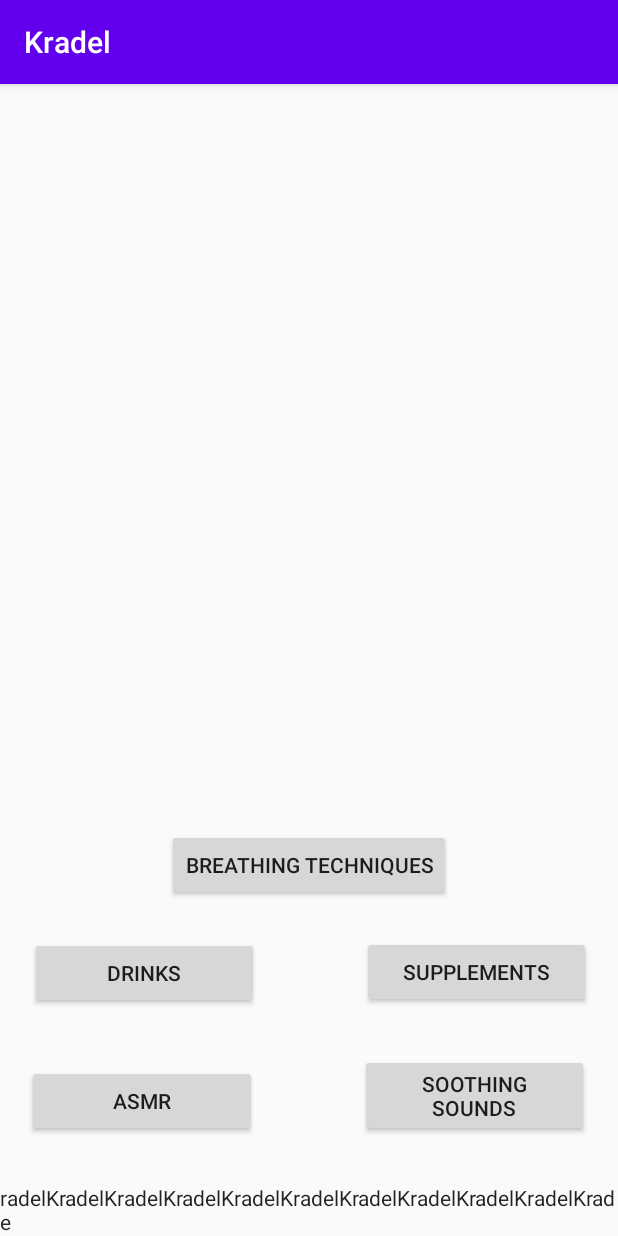
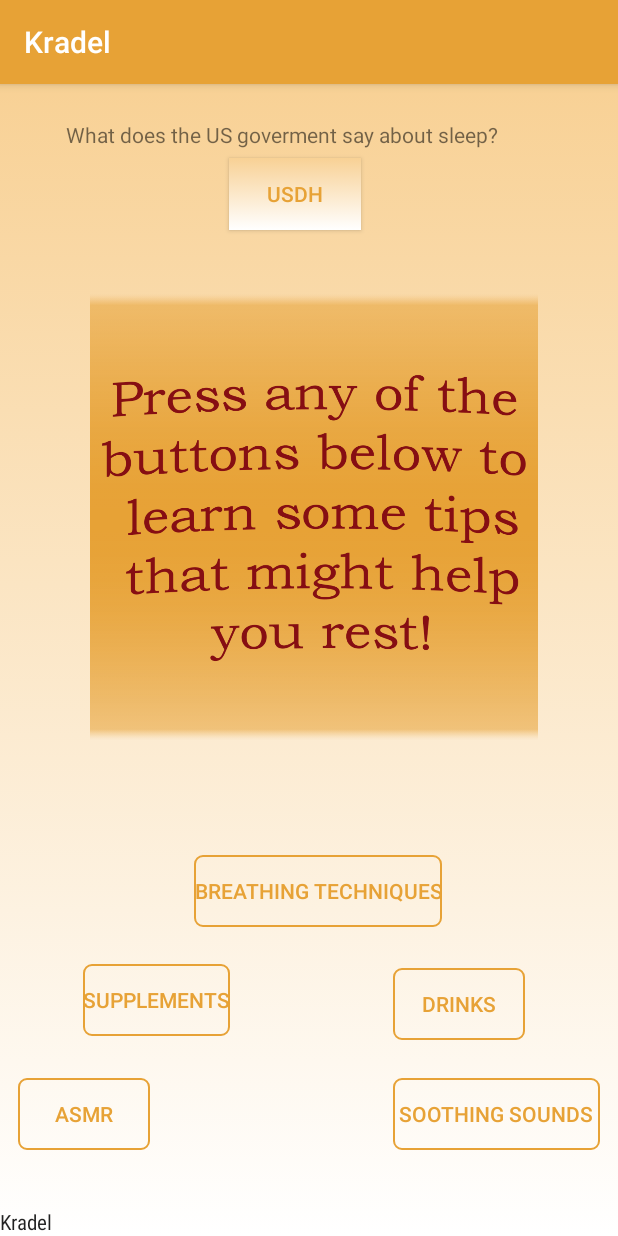
Before and after one commit to SeanLogsdon/Kradel, an Android app: the screen it shows after launch (MainActivity), on a phone screen of 412 x 824 dp. Run offline under Robolectric (Android 15) with nearby library versions, the phone set to English and light mode, and no system bars; 1 statement that could not run was skipped.

```diff
--- a/app/src/main/AndroidManifest.xml
+++ b/app/src/main/AndroidManifest.xml
@@ -12,8 +12,12 @@
         android:roundIcon="@mipmap/ic_launcher_round"
         android:supportsRtl="true"
         android:theme="@style/AppTheme">
-        <activity android:name=".MainActivity"></activity>
+        <activity android:name=".MainActivity" />
         <activity android:name=".menuASMR" />
+        <activity android:name=".menuBreath" />
+        <activity android:name=".menuDrink" />
+        <activity android:name=".menuSounds" />
+        <activity android:name=".menuSupplements" />
         <activity android:name=".ASMR" />
         <activity android:name=".LaunchScreen"
             android:theme="@style/Theme.AppCompat.NoActionBar">
--- /dev/null
+++ b/app/src/main/res/drawable/appback.xml
@@ -0,0 +1,21 @@
+<?xml version="1.0" encoding="utf-8"?>
+<selector xmlns:android="http://schemas.android.com/apk/res/android">
+
+    <item>
+
+        <shape>
+
+            <gradient
+                android:angle="90"
+                android:endColor="#FFF8D195"
+                android:startColor="#FFFFFF"/>
+
+
+        </shape>
+
+
+
+    </item>
+
+
+</selector>
--- /dev/null
+++ b/app/src/main/res/drawable/buttonback.xml
@@ -0,0 +1,7 @@
+<?xml version="1.0" encoding="utf-8"?>
+<shape xmlns:android="http://schemas.android.com/apk/res/android">
+
+    <stroke android:color="#e7a236" android:width="1dp"/>
+    <corners android:radius="5dp"/>
+
+</shape>
--- a/app/src/main/res/layout/activity_main.xml
+++ b/app/src/main/res/layout/activity_main.xml
@@ -4,7 +4,42 @@
     xmlns:tools="http://schemas.android.com/tools"
     android:layout_width="match_parent"
     android:layout_height="match_parent"
-    tools:context=".MainActivity">
+    tools:context=".MainActivity"
+    android:background="@drawable/appback">
+
+    <TextView
+        android:layout_width="wrap_content"
+        android:layout_height="wrap_content"
+        android:layout_alignParentTop="true"
+        android:layout_alignParentEnd="true"
+        android:layout_centerHorizontal="true"
+        android:layout_marginTop="24dp"
+        android:layout_marginEnd="80dp"
+        android:text="What does the US goverment say about sleep?" />
+
+    <Button
+        android:id="@+id/butUSDH"
+        android:layout_width="wrap_content"
+        android:layout_height="wrap_content"
+        android:layout_alignParentTop="true"
+        android:layout_alignParentEnd="true"
+        android:layout_centerHorizontal="true"
+        android:layout_marginTop="49dp"
+        android:layout_marginEnd="171dp"
+        android:background="@drawable/appback"
+        android:text="USDH"
+        android:textColor="#e7a236" />
+
+    <ImageView
+        android:layout_width="match_parent"
+        android:layout_height="297dp"
+        android:layout_alignParentStart="true"
+        android:layout_alignParentTop="true"
+        android:layout_alignParentEnd="true"
+        android:layout_marginStart="5dp"
+        android:layout_marginTop="140dp"
+        android:layout_marginEnd="-1dp"
+        android:src="@drawable/shleep" />
 
     <TextView
         android:layout_width="match_parent"
@@ -15,19 +50,21 @@
         android:layout_marginStart="0dp"
         android:layout_marginBottom="0dp"
         android:text="@string/botText"
-        android:textAppearance="@style/TextAppearance.AppCompat.Body1" />
+        android:textAppearance="@style/TextAppearance.AppCompat.Body1"
+        app:fontFamily="sans-serif-condensed" />
 
 
     <Button
         android:id="@+id/buttonASMR"
-        android:layout_width="153dp"
+        android:layout_width="wrap_content"
         android:layout_height="wrap_content"
         android:layout_alignParentStart="true"
         android:layout_alignParentBottom="true"
-        android:layout_centerHorizontal="true"
-        android:layout_marginStart="18dp"
-        android:layout_marginBottom="66dp"
-        android:text="ASMR" />
+        android:layout_marginStart="12dp"
+        android:layout_marginBottom="57dp"
+        android:background="@drawable/buttonback"
+        android:text="ASMR"
+        android:textColor="#e7a236" />
 
     <Button
         android:id="@+id/buttonBreath"
@@ -36,47 +73,49 @@
         android:layout_alignParentStart="true"
         android:layout_alignParentBottom="true"
         android:layout_centerHorizontal="true"
-        android:layout_marginStart="111dp"
-        android:layout_marginBottom="223dp"
-        android:text="Breathing Techniques" />
+        android:layout_marginStart="129dp"
+        android:layout_marginTop="81dp"
+        android:layout_marginBottom="206dp"
+        android:background="@drawable/buttonback"
+        android:text="Breathing Techniques"
+        android:textColor="#e7a236" />
 
     <Button
         android:id="@+id/buttonSoothing"
-        android:layout_width="wrap_content"
+        android:layout_width="138dp"
         android:layout_height="wrap_content"
-        android:layout_alignParentStart="true"
         android:layout_alignParentEnd="true"
         android:layout_alignParentBottom="true"
-        android:layout_centerInParent="true"
-        android:layout_marginStart="240dp"
-        android:layout_marginEnd="19dp"
-        android:layout_marginBottom="66dp"
-        android:text="Soothing Sounds" />
+        android:layout_marginEnd="12dp"
+        android:layout_marginBottom="57dp"
+        android:background="@drawable/buttonback"
+        android:text="Soothing Sounds"
+        android:textColor="#e7a236" />
 
     <Button
         android:id="@+id/buttonSupplements"
         android:layout_width="wrap_content"
         android:layout_height="wrap_content"
         android:layout_alignParentStart="true"
-        android:layout_alignParentEnd="true"
         android:layout_alignParentBottom="true"
-        android:layout_centerHorizontal="true"
-        android:layout_marginStart="241dp"
-        android:layout_marginEnd="18dp"
-        android:layout_marginBottom="152dp"
-        android:text="Supplements" />
+        android:layout_marginStart="55dp"
+        android:layout_marginEnd="55dp"
+        android:layout_marginBottom="133dp"
+        android:background="@drawable/buttonback"
+        android:text="Supplements"
+        android:textColor="#e7a236" />
 
     <Button
         android:id="@+id/buttonDrink"
         android:layout_width="wrap_content"
         android:layout_height="wrap_content"
-        android:layout_alignParentStart="true"
+        android:layout_alignBottom="@+id/buttonBreath"
         android:layout_alignParentEnd="true"
-        android:layout_alignParentBottom="true"
-        android:layout_centerHorizontal="true"
-        android:layout_marginStart="20dp"
-        android:layout_marginEnd="239dp"
-        android:layout_marginBottom="151dp"
-        android:text="Drinks" />
+        android:layout_marginEnd="62dp"
+        android:layout_marginBottom="-75dp"
+        android:background="@drawable/buttonback"
+        android:text="Drinks"
+        android:textColor="#e7a236" />
+
 
 </RelativeLayout>
--- /dev/null
+++ b/app/src/main/res/layout/activity_menu_breath.xml
@@ -0,0 +1,6 @@
+<?xml version="1.0" encoding="utf-8"?>
+<androidx.constraintlayout.widget.ConstraintLayout
+    xmlns:android="http://schemas.android.com/apk/res/android" android:layout_width="match_parent"
+    android:layout_height="match_parent">
+
+</androidx.constraintlayout.widget.ConstraintLayout>
--- /dev/null
+++ b/app/src/main/res/layout/activity_menu_drink.xml
@@ -0,0 +1,6 @@
+<?xml version="1.0" encoding="utf-8"?>
+<androidx.constraintlayout.widget.ConstraintLayout
+    xmlns:android="http://schemas.android.com/apk/res/android" android:layout_width="match_parent"
+    android:layout_height="match_parent">
+
+</androidx.constraintlayout.widget.ConstraintLayout>
--- /dev/null
+++ b/app/src/main/res/layout/activity_menu_sounds.xml
@@ -0,0 +1,6 @@
+<?xml version="1.0" encoding="utf-8"?>
+<androidx.constraintlayout.widget.ConstraintLayout
+    xmlns:android="http://schemas.android.com/apk/res/android" android:layout_width="match_parent"
+    android:layout_height="match_parent">
+
+</androidx.constraintlayout.widget.ConstraintLayout>
--- /dev/null
+++ b/app/src/main/res/layout/activity_menu_supplements.xml
@@ -0,0 +1,6 @@
+<?xml version="1.0" encoding="utf-8"?>
+<androidx.constraintlayout.widget.ConstraintLayout
+    xmlns:android="http://schemas.android.com/apk/res/android" android:layout_width="match_parent"
+    android:layout_height="match_parent">
+
+</androidx.constraintlayout.widget.ConstraintLayout>
--- a/app/src/main/res/values/colors.xml
+++ b/app/src/main/res/values/colors.xml
@@ -1,6 +1,6 @@
 <?xml version="1.0" encoding="utf-8"?>
 <resources>
-    <color name="colorPrimary">#6200EE</color>
-    <color name="colorPrimaryDark">#3700B3</color>
-    <color name="colorAccent">#03DAC5</color>
+    <color name="colorPrimary">#e7a236</color>
+    <color name="colorPrimaryDark">#FFB440</color>
+    <color name="colorAccent">#F69702</color>
 </resources>
--- a/app/src/main/res/values/strings.xml
+++ b/app/src/main/res/values/strings.xml
@@ -1,6 +1,5 @@
 <resources>
     <string name="app_name">Kradel</string>
-    <string name="botText">  radelKradelKradelKradelKradelKradelKradelKradelKradelKradelKrade</string>
+    <string name="botText">Kradel</string>
     <string name="url"> </string>
-
 </resources>
--- a/app/src/main/res/values/styles.xml
+++ b/app/src/main/res/values/styles.xml
@@ -1,6 +1,6 @@
 <resources>
     <!-- Base application theme. -->
-    <style name="AppTheme" parent="Theme.AppCompat.Light.DarkActionBar">
+    <style name="AppTheme" parent="Theme.AppCompat.DayNight.DarkActionBar">
         <!-- Customize your theme here. -->
         <item name="colorPrimary">@color/colorPrimary</item>
         <item name="colorPrimaryDark">@color/colorPrimaryDark</item>
```
Also changed, not shown: app/src/main/java/com/example/kradel/menuBreath.java (added, +33 -0 lines), app/src/main/java/com/example/kradel/menuDrink.java (added, +33 -0 lines), app/src/main/java/com/example/kradel/menuSounds.java (added, +33 -0 lines), app/src/main/java/com/example/kradel/menuSupplements.java (added, +33 -0 lines), app/src/main/java/com/example/kradel/menuUSDH.java (added, +33 -0 lines), app/src/main/res/drawable/shleep.png (added).
